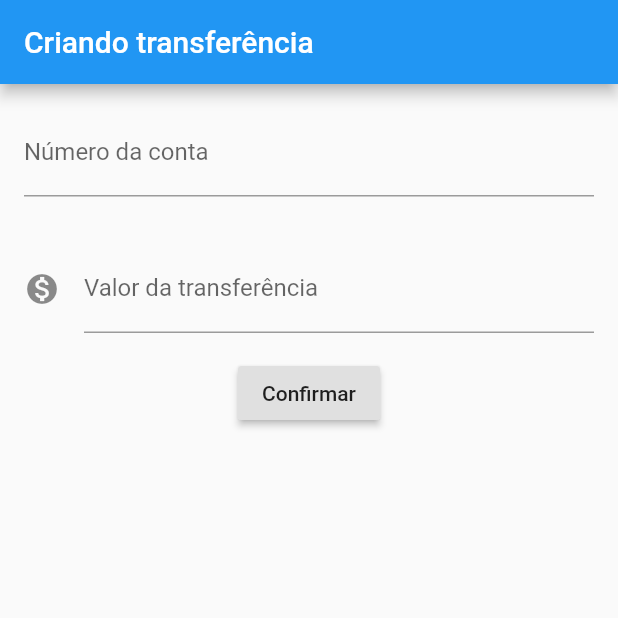
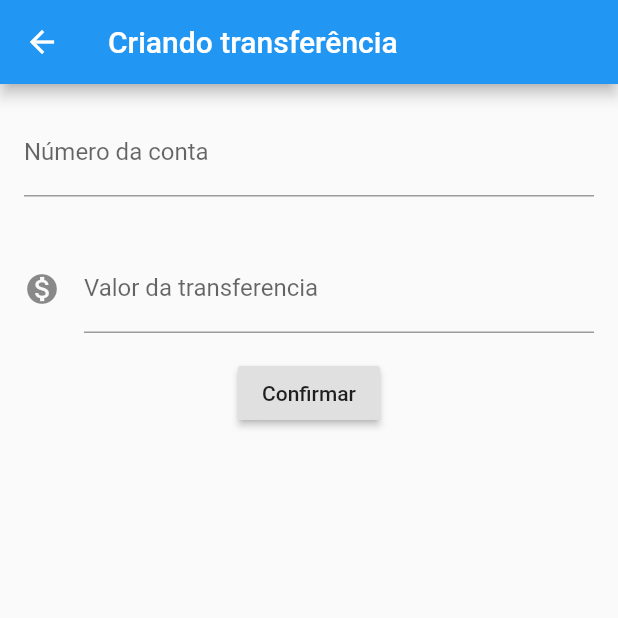
Before and after one commit to abairo/alura_flutter_bytebank, a Flutter app: the FormularioTransferencia screen opened directly, after a tap on "Confirmar", on a phone screen of 412 x 824 dp, the top half of it. Run offline on Flutter 3.47's test engine with Material 2 defaults, Android fonts, the phone set to English and light mode, and no system bars.

Commit message:
cria lista navegação entre telas, lista dinâmica e refatora widgets

```diff
--- a/lib/main.dart
+++ b/lib/main.dart
@@ -10,7 +10,7 @@ class BytebankApp extends StatelessWidget {
   Widget build(BuildContext context) {
     return MaterialApp(
       home: Scaffold(
-        body: FormularioTransferencia(),
+        body: ListaTransferencia(),
       ),
     );
   }
@@ -28,66 +28,99 @@ class FormularioTransferencia extends StatelessWidget {
       ),
       body: Column(
         children: <Widget>[
-          Padding(
-            padding: const EdgeInsets.all(16.0),
-            child: TextField(
-              controller: _controladorNumeroConta,
-              decoration: InputDecoration(
-                  labelText: 'Número da conta', hintText: '0000-0'),
-              keyboardType: TextInputType.number,
-            ),
-          ),
-          Padding(
-            padding: const EdgeInsets.all(16.0),
-            child: TextField(
-              controller: _controladorValor,
-              decoration: InputDecoration(
-                  labelText: 'Valor da transferência',
-                  hintText: '0.00',
-                  icon: Icon(Icons.monetization_on)),
-              keyboardType: TextInputType.number,
-            ),
-          ),
+          Editor(
+              controlador: _controladorNumeroConta,
+              dica: '0.00',
+              rotulo: 'Número da conta'),
+          Editor(
+              controlador: _controladorValor,
+              dica: '0.00',
+              rotulo: 'Valor da transferencia',
+              icone: Icons.monetization_on),
           RaisedButton(
             child: Text('Confirmar'),
-            onPressed: () {
-              final int numeroConta =
-                  int.tryParse(_controladorNumeroConta.text);
-              final double valorTransferencia =
-                  double.tryParse(_controladorValor.text);
-
-              if (numeroConta != null && valorTransferencia != null) {
-                final Transferencia transferencia =
-                    Transferencia(valorTransferencia, numeroConta);
-                Scaffold.of(context).showSnackBar(
-                  SnackBar(
-                    content: Text('$transferencia'),
-                  ),
-                );
-              }
-            },
+            onPressed: () => _transferencia(context),
           )
         ],
+      ),
+    );
+  }
+
+  void _transferencia(BuildContext context) {
+    final int numeroConta = int.tryParse(_controladorNumeroConta.text);
+    final double valorTransferencia = double.tryParse(_controladorValor.text);
+
+    if (numeroConta != null && valorTransferencia != null) {
+      final Transferencia transferencia =
+          Transferencia(valorTransferencia, numeroConta);
+      debugPrint('criada: $transferencia');
+      Navigator.pop(context, transferencia);
+    }
+  }
+}
+
+class Editor extends StatelessWidget {
+  final TextEditingController controlador;
+  final String rotulo;
+  final String dica;
+  final IconData icone;
+
+  Editor({this.controlador, this.dica, this.rotulo, this.icone});
+
+  @override
+  Widget build(BuildContext context) {
+    return Padding(
+      padding: const EdgeInsets.all(16.0),
+      child: TextField(
+        controller: controlador,
+        decoration: InputDecoration(
+            labelText: rotulo,
+            hintText: dica,
+            icon: icone != null ? Icon(icone) : null),
+        keyboardType: TextInputType.number,
       ),
     );
   }
 }
 
 class ListaTransferencia extends StatelessWidget {
+  final List<Transferencia> _listaTransferencia = List();
+
   @override
   Widget build(BuildContext context) {
+    _listaTransferencia.add(Transferencia(100.0, 1000));
+    _listaTransferencia.add(Transferencia(100.0, 1000));
+    _listaTransferencia.add(Transferencia(100.0, 1000));
+
     return Scaffold(
         appBar: AppBar(
           title: Text('Transferências'),
         ),
-        body: Column(
-          children: <Widget>[
-            ItemTransferencia(Transferencia(1000.0, 1002)),
-            ItemTransferencia(Transferencia(2001.0, 2000)),
-          ],
+        body: ListView.builder(
+          padding: const EdgeInsets.all(8),
+          itemCount: _listaTransferencia.length,
+          itemBuilder: (BuildContext context, int index) {
+            final Transferencia transferencia = _listaTransferencia[index];
+            return ItemTransferencia(transferencia);
+          },
         ),
         floatingActionButton: FloatingActionButton(
           child: Icon(Icons.add),
+          onPressed: () {
+            final Future<Transferencia> future =
+                Navigator.push(context, MaterialPageRoute(builder: (context) {
+              return FormularioTransferencia();
+            }));
+            future.then((transferenciaRecebida) {
+              Scaffold.of(context).showSnackBar(
+                SnackBar(
+                  content: Text('$transferenciaRecebida'),
+                ),
+              );
+              debugPrint('recebida: $transferenciaRecebida');
+              _listaTransferencia.add(transferenciaRecebida);
+            });
+          },
         ));
   }
 }
```
